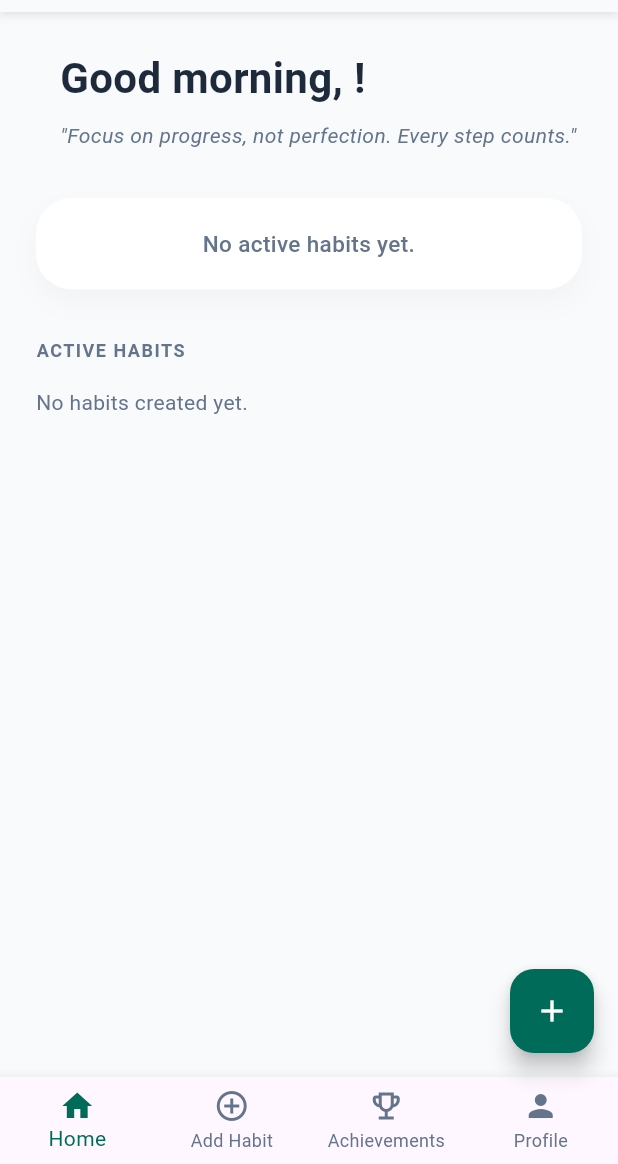
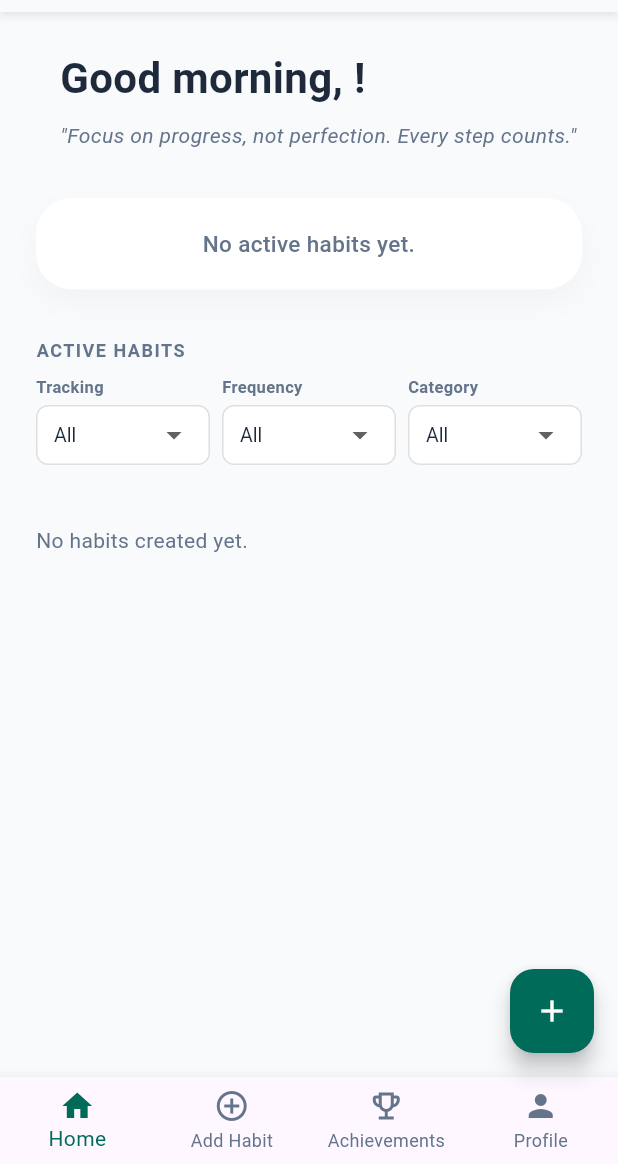
Before and after one commit to rubenf11/Goalkeeper, a Flutter app: the screen it shows once a user with an empty profile is signed in, on a phone screen of 412 x 824 dp, the part 72-1236 px from its top. Run offline on Flutter 3.47's test engine with Material 3 defaults, Android fonts, the phone set to English and light mode, and no system bars; our stand-ins replace cloud_firestore, firebase_auth, firebase_core, fl_chart, flutter_local_notifications, image_picker and 3 more; missing offline and left inert: flutter_background_service; accounts and stored records are empty.

Commit message:
Added filters for habit cards

```diff
--- a/lib/screens/create_entry_screen.dart
+++ b/lib/screens/create_entry_screen.dart
@@ -4,6 +4,7 @@ import '../data/models/habit.dart';
 import '../services/habit_service.dart';
 import 'add_entry_screen.dart';
 import '../widgets/habit_card.dart';
+import '../widgets/habit_filter_sheet.dart';
 
 class CreateEntryScreen extends StatefulWidget {
   const CreateEntryScreen({super.key});
@@ -19,6 +20,7 @@ class _CreateEntryScreenState extends State<CreateEntryScreen> {
 
   final HabitService _habitService = HabitService();
   final AuthService _authService = AuthService();
+  HabitFilter _filter = const HabitFilter();
 
   @override
   Widget build(BuildContext context) {
@@ -47,18 +49,35 @@ class _CreateEntryScreenState extends State<CreateEntryScreen> {
 
                 final habits = snapshot.data!;
                 final activeHabits = habits.where((h) => !h.isDone).toList();
+                final filtered = _filter.hasActiveFilters
+                    ? activeHabits.where((h) => _filter.matches(h)).toList()
+                    : activeHabits;
 
-                if (activeHabits.isEmpty) {
-                  return const Center(
-                    child: Text('No active habits. Create one first.'),
+                if (filtered.isEmpty) {
+                  return Center(
+                    child: Text(
+                      _filter.hasActiveFilters
+                          ? 'No habits match the selected filters.'
+                          : 'No active habits. Create one first.',
+                    ),
                   );
                 }
 
-                return ListView.builder(
+                return Column(
+                  children: [
+                    Padding(
+                      padding: const EdgeInsets.fromLTRB(16, 8, 16, 0),
+                      child: HabitFilterRow(
+                        filter: _filter,
+                        onChanged: (f) => setState(() => _filter = f),
+                      ),
+                    ),
+                    Expanded(
+                      child: ListView.builder(
                         padding: const EdgeInsets.all(16),
-                  itemCount: activeHabits.length,
+                        itemCount: filtered.length,
                         itemBuilder: (context, index) {
-                    final habit = activeHabits[index];
+                          final habit = filtered[index];
                           return HabitCard(
                             category: habit.category,
                             name: habit.name,
@@ -83,6 +102,9 @@ class _CreateEntryScreenState extends State<CreateEntryScreen> {
                             },
                           );
                         },
+                      ),
+                    ),
+                  ],
                 );
               },
             ),
--- a/lib/screens/home_screen.dart
+++ b/lib/screens/home_screen.dart
@@ -6,6 +6,7 @@ import 'package:goalkeeper/screens/habit_details_screen.dart';
 import '../data/models/habit.dart';
 import 'package:provider/provider.dart';
 import '../../widgets/habit_card.dart';
+import '../widgets/habit_filter_sheet.dart';
 import '../services/habit_service.dart';
 import '../services/user_service.dart';
 import '../services/accelerometer_tracking_service.dart';
@@ -38,6 +39,7 @@ class _HomeScreenState extends State<HomeScreen> {
 
   final PageController _pageController = PageController();
   Set<String> _recordingHabitIds = {};
+  HabitFilter _filter = const HabitFilter();
 
   @override
   void dispose() {
@@ -257,9 +259,6 @@ class _HomeScreenState extends State<HomeScreen> {
                   ),
                 ),
                 const SizedBox(height: 32),
-                Row(
-                  mainAxisAlignment: MainAxisAlignment.spaceBetween,
-                  children: [
                 Text(
                   'ACTIVE HABITS',
                   style: TextStyle(
@@ -269,7 +268,10 @@ class _HomeScreenState extends State<HomeScreen> {
                     letterSpacing: 1,
                   ),
                 ),
-                  ],
+                const SizedBox(height: 8),
+                HabitFilterRow(
+                  filter: _filter,
+                  onChanged: (f) => setState(() => _filter = f),
                 ),
                 const SizedBox(height: 16),
                 if (currentUser == null)
@@ -290,20 +292,28 @@ class _HomeScreenState extends State<HomeScreen> {
                       }
 
                       final habits = snapshot.data ?? const <Habit>[];
+                      final filtered = _filter.hasActiveFilters
+                          ? habits.where((h) => _filter.matches(h)).toList()
+                          : habits;
 
-                      if (habits.isEmpty) {
-                        return Text(
-                          'No habits created yet.',
+                      if (filtered.isEmpty) {
+                        return Padding(
+                          padding: const EdgeInsets.symmetric(vertical: 24),
+                          child: Text(
+                            _filter.hasActiveFilters
+                                ? 'No habits match the selected filters.'
+                                : 'No habits created yet.',
                             style: TextStyle(color: textColorLight),
+                          ),
                         );
                       }
 
                       return ListView.builder(
                         shrinkWrap: true,
                         physics: const NeverScrollableScrollPhysics(),
-                        itemCount: habits.length,
+                        itemCount: filtered.length,
                         itemBuilder: (context, index) {
-                          final habit = habits[index];
+                          final habit = filtered[index];
 
                           return HabitCard(
                             category: habit.category,
--- a/lib/screens/profile_screen.dart
+++ b/lib/screens/profile_screen.dart
@@ -12,6 +12,7 @@ import '../services/habit_service.dart';
 import '../services/moment_service.dart';
 import '../services/user_service.dart';
 import '../widgets/habit_card.dart';
+import '../widgets/habit_filter_sheet.dart';
 import 'gallery_screen.dart';
 import 'habit_details_screen.dart';
 import '../services/entry_service.dart';
@@ -42,6 +43,7 @@ class _ProfileScreenState extends State<ProfileScreen> {
       ChronometerTrackingService();
   bool _isUploadingPhoto = false;
   Set<String> _recordingHabitIds = {};
+  HabitFilter _filter = const HabitFilter();
 
   Future<void> _pickAndUploadProfilePhoto() async {
     if (_isUploadingPhoto) {
@@ -374,8 +376,11 @@ class _ProfileScreenState extends State<ProfileScreen> {
 
         final habits = snapshot.data ?? const <Habit>[];
         habits.sort((a, b) => b.daysCompleted.compareTo(a.daysCompleted));
+        final filtered = _filter.hasActiveFilters
+            ? habits.where((h) => _filter.matches(h)).toList()
+            : habits;
 
-        if (habits.isEmpty) {
+        if (filtered.isEmpty) {
           return Container(
             width: double.infinity,
             padding: const EdgeInsets.all(20),
@@ -385,7 +390,9 @@ class _ProfileScreenState extends State<ProfileScreen> {
               border: Border.all(color: Colors.grey.shade200),
             ),
             child: Text(
-              'No habits yet',
+              _filter.hasActiveFilters
+                  ? 'No habits match the selected filters.'
+                  : 'No habits yet',
               style: TextStyle(color: textColorLight),
             ),
           );
@@ -394,9 +401,9 @@ class _ProfileScreenState extends State<ProfileScreen> {
         return ListView.builder(
           shrinkWrap: true,
           physics: const NeverScrollableScrollPhysics(),
-          itemCount: habits.length,
+          itemCount: filtered.length,
           itemBuilder: (context, index) {
-            final habit = habits[index];
+            final habit = filtered[index];
             return HabitCard(
               category: habit.category,
               name: habit.name,
@@ -547,9 +554,7 @@ class _ProfileScreenState extends State<ProfileScreen> {
                     const SizedBox(height: 16),
                     _buildGallery(currentUser.uid),
                     const SizedBox(height: 32),
-                    Align(
-                      alignment: Alignment.centerLeft,
-                      child: Text(
+                    Text(
                       'My Habits',
                       style: TextStyle(
                         fontSize: 18,
@@ -557,6 +562,10 @@ class _ProfileScreenState extends State<ProfileScreen> {
                         color: textColorDark,
                       ),
                     ),
+                    const SizedBox(height: 8),
+                    HabitFilterRow(
+                      filter: _filter,
+                      onChanged: (f) => setState(() => _filter = f),
                     ),
                     const SizedBox(height: 16),
                     _buildHabitList(),
--- /dev/null
+++ b/lib/widgets/habit_filter_sheet.dart
@@ -0,0 +1,203 @@
+import 'package:flutter/material.dart';
+import 'habit_category_catalog.dart';
+import '../data/models/habit.dart';
+
+class HabitFilter {
+  final String? category;
+  final String? tracking;
+  final Frequency? frequency;
+
+  const HabitFilter({this.category, this.tracking, this.frequency});
+
+  bool get hasActiveFilters =>
+      category != null || tracking != null || frequency != null;
+
+  int get activeCount =>
+      (category != null ? 1 : 0) +
+      (tracking != null ? 1 : 0) +
+      (frequency != null ? 1 : 0);
+
+  bool matches(Habit habit) {
+    if (category != null && habit.category != category) return false;
+    if (tracking != null) {
+      if (tracking == 'Step Counter' && !habit.accelerometer) return false;
+      if (tracking == 'Chronometer' && !habit.chronometer) return false;
+      if (tracking == 'Manual' && (habit.accelerometer || habit.chronometer)) {
+        return false;
+      }
+    }
+    if (frequency != null && habit.frequency != frequency) return false;
+    return true;
+  }
+}
+
+class HabitFilterRow extends StatelessWidget {
+  final HabitFilter filter;
+  final ValueChanged<HabitFilter> onChanged;
+
+  const HabitFilterRow({
+    super.key,
+    required this.filter,
+    required this.onChanged,
+  });
+
+  static const Color _primaryColor = Color(0xFF006B59);
+  static const Color _textColorLight = Color(0xFF64748B);
+
+  static const _labelStyle = TextStyle(
+    fontSize: 11,
+    fontWeight: FontWeight.w600,
+    color: _textColorLight,
+  );
+
+  static const _dropdownTextStyle = TextStyle(
+    fontSize: 13,
+    color: Color(0xFF1E293B),
+  );
+  static const _hintStyle = TextStyle(fontSize: 13, color: _textColorLight);
+
+  InputDecoration _decoration() {
+    return InputDecoration(
+      filled: true,
+      fillColor: Colors.white,
+      contentPadding: const EdgeInsets.symmetric(horizontal: 8, vertical: 8),
+      border: OutlineInputBorder(
+        borderRadius: BorderRadius.circular(8),
+        borderSide: BorderSide(color: Colors.grey.shade300),
+      ),
+      enabledBorder: OutlineInputBorder(
+        borderRadius: BorderRadius.circular(8),
+        borderSide: BorderSide(color: Colors.grey.shade300),
+      ),
+      focusedBorder: OutlineInputBorder(
+        borderRadius: BorderRadius.circular(8),
+        borderSide: const BorderSide(color: _primaryColor),
+      ),
+      isDense: true,
+    );
+  }
+
+  Widget _buildDropdown({required String label, required Widget child}) {
+    return Column(
+      crossAxisAlignment: CrossAxisAlignment.start,
+      children: [
+        Text(label, style: _labelStyle),
+        const SizedBox(height: 4),
+        child,
+      ],
+    );
+  }
+
+  @override
+  Widget build(BuildContext context) {
+    return Row(
+      crossAxisAlignment: CrossAxisAlignment.start,
+      children: [
+        Expanded(
+          child: _buildDropdown(
+            label: 'Tracking',
+            child: DropdownButtonFormField<String>(
+              value: filter.tracking,
+              decoration: _decoration(),
+              isExpanded: true,
+              style: _dropdownTextStyle,
+              hint: const Text('All', style: _hintStyle),
+              items: const [
+                DropdownMenuItem(
+                  value: null,
+                  child: Text('All', style: _dropdownTextStyle),
+                ),
+                DropdownMenuItem(
+                  value: 'Manual',
+                  child: Text('Manual', style: _dropdownTextStyle),
+                ),
+                DropdownMenuItem(
+                  value: 'Step Counter',
+                  child: Text('Step Counter', style: _dropdownTextStyle),
+                ),
+                DropdownMenuItem(
+                  value: 'Chronometer',
+                  child: Text('Chronometer', style: _dropdownTextStyle),
+                ),
+              ],
+              onChanged: (v) => onChanged(
+                HabitFilter(
+                  category: filter.category,
+                  tracking: v,
+                  frequency: filter.frequency,
+                ),
+              ),
+            ),
+          ),
+        ),
+        const SizedBox(width: 8),
+        Expanded(
+          child: _buildDropdown(
+            label: 'Frequency',
+            child: DropdownButtonFormField<Frequency>(
+              value: filter.frequency,
+              decoration: _decoration(),
+              isExpanded: true,
+              style: _dropdownTextStyle,
+              hint: const Text('All', style: _hintStyle),
+              items: [
+                const DropdownMenuItem(
+                  value: null,
+                  child: Text('All', style: _dropdownTextStyle),
+                ),
+                ...Frequency.values.map(
+                  (f) => DropdownMenuItem(
+                    value: f,
+                    child: Text(
+                      f.value[0].toUpperCase() + f.value.substring(1),
+                      style: _dropdownTextStyle,
+                    ),
+                  ),
+                ),
+              ],
+              onChanged: (v) => onChanged(
+                HabitFilter(
+                  category: filter.category,
+                  tracking: filter.tracking,
+                  frequency: v,
+                ),
+              ),
+            ),
+          ),
+        ),
+        const SizedBox(width: 8),
+        Expanded(
+          child: _buildDropdown(
+            label: 'Category',
+            child: DropdownButtonFormField<String>(
+              value: filter.category,
+              decoration: _decoration(),
+              isExpanded: true,
+              style: _dropdownTextStyle,
+              hint: const Text('All', style: _hintStyle),
+              items: [
+                const DropdownMenuItem(
+                  value: null,
+                  child: Text('All', style: _dropdownTextStyle),
+                ),
+                ...HabitCategoryCatalog.options.map(
+                  (c) => DropdownMenuItem(
+                    value: c.name,
+                    child: Text(c.name, style: _dropdownTextStyle),
+                  ),
+                ),
+              ],
+              onChanged: (v) => onChanged(
+                HabitFilter(
+                  category: v,
+                  tracking: filter.tracking,
+                  frequency: filter.frequency,
+                ),
+              ),
+            ),
+          ),
+        ),
+      ],
+    );
+  }
+}
```
Lines whose indentation alone changed are shown as unchanged.
